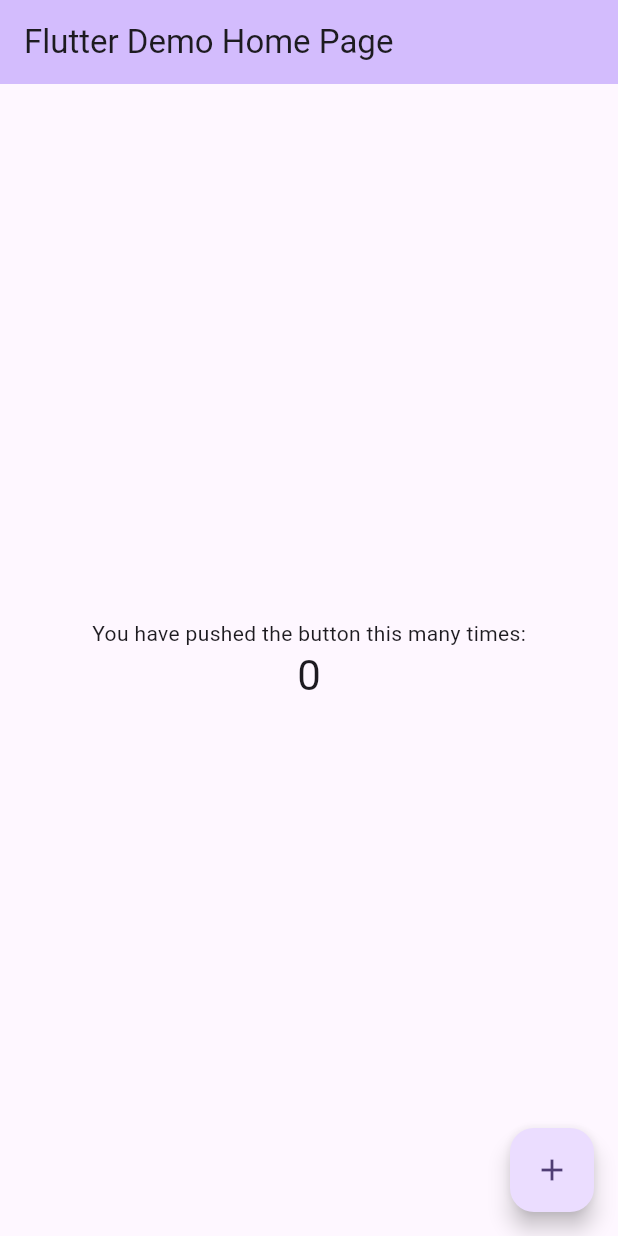
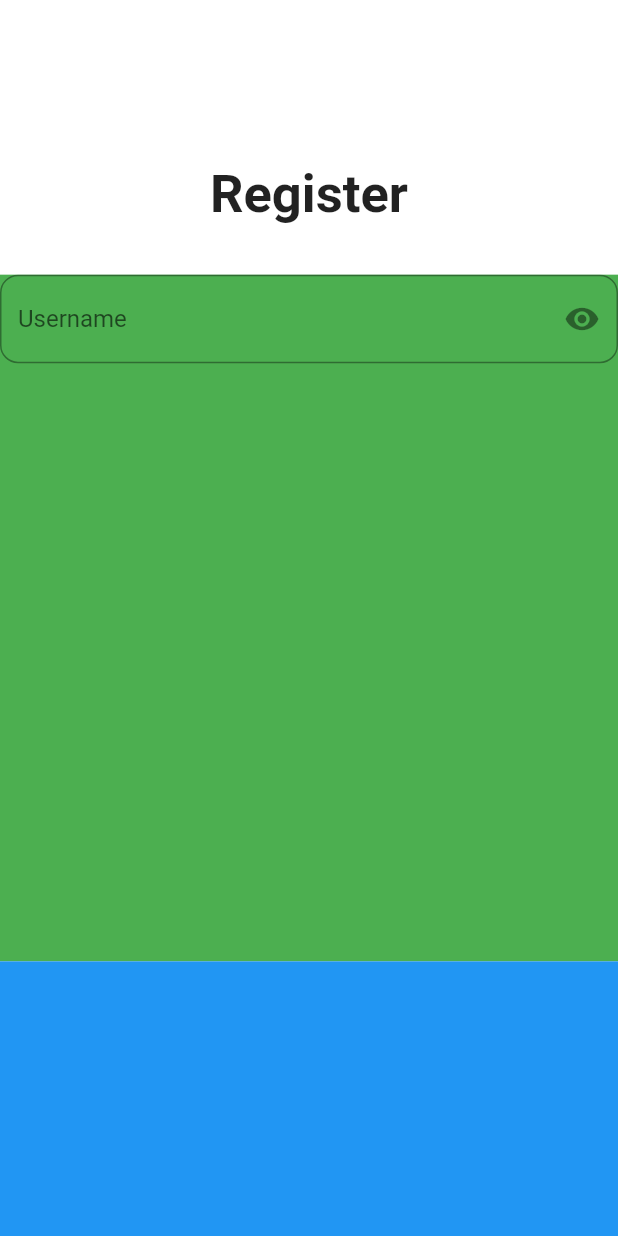
Before and after one commit to tinltgifhub/E-Commerce, a Flutter app: the screen it shows after launch, on a phone screen of 412 x 824 dp. Run offline on Flutter 3.47's test engine with Material 2 defaults, Android fonts, the phone set to English and light mode, and no system bars.

Commit message:
some first build

```diff
--- /dev/null
+++ b/lib/Screens/signup.dart
@@ -0,0 +1,71 @@
+import 'package:flutter/material.dart';
+
+class SignUp extends StatelessWidget {
+  const SignUp({Key? key});
+
+  @override
+  Widget build(BuildContext context) {
+    var scrwidth = MediaQuery.of(context).size.width;
+    var scrheight = MediaQuery.of(context).size.height;
+    return Scaffold(
+      body: GestureDetector(
+        onTap: (){
+          FocusScope.of(context).unfocus();
+        },
+        child: Column(
+          children: [
+            Expanded(
+              flex: 20,
+              child: Container(
+                // margin: EdgeInsets.symmetric(horizontal:scrwidth*0.03,vertical: scrheight*0.02),
+                alignment: Alignment.bottomCenter,
+                child: Container(
+                  // color: Colors.amber,
+                  margin: EdgeInsets.symmetric(vertical: scrheight*0.04),
+                  child: Text('Register',style: TextStyle(
+                    fontSize: 35,
+                    fontWeight: FontWeight.bold,
+                  ),),
+                ),
+                color: Colors.white,
+              ),
+            ),
+
+            Expanded(
+              flex: 50,
+              child: Container(
+                color: Colors.green,
+                // margin: EdgeInsets.symmetric(horizontal:scrwidth*0.03),
+                child: Column(
+                  children: [
+                    TextFormField(
+                      decoration: InputDecoration(
+                        hintText: "Username",
+                        suffixIcon:GestureDetector(
+                          onTap: (){
+                            FocusScope.of(context).unfocus();
+                          },
+                          child:Icon(Icons.visibility),
+                        ),
+                        border: OutlineInputBorder(
+                          borderRadius: BorderRadius.circular(12),
+                          borderSide: BorderSide(style: BorderStyle.solid,color: Colors.red),
+                        ),
+                      ),
+                    )
+                  ],
+                ),
+              ),
+            ),
+            Expanded(
+              flex: 20,
+              child: Container(
+                color: Colors.blue,
+              ),
+            ),
+          ],
+        ),
+      ),
+    );
+  }
+}
--- a/lib/main.dart
+++ b/lib/main.dart
@@ -1,125 +1,16 @@
+import 'package:ecommerce/Screens/signup.dart';
 import 'package:flutter/material.dart';
 
 void main() {
-  runApp(const MyApp());
+  runApp(MyApp());
 }
 
 class MyApp extends StatelessWidget {
-  const MyApp({super.key});
-
-  // This widget is the root of your application.
   @override
   Widget build(BuildContext context) {
     return MaterialApp(
-      title: 'Flutter Demo',
-      theme: ThemeData(
-        // This is the theme of your application.
-        //
-        // TRY THIS: Try running your application with "flutter run". You'll see
-        // the application has a blue toolbar. Then, without quitting the app,
-        // try changing the seedColor in the colorScheme below to Colors.green
-        // and then invoke "hot reload" (save your changes or press the "hot
-        // reload" button in a Flutter-supported IDE, or press "r" if you used
-        // the command line to start the app).
-        //
-        // Notice that the counter didn't reset back to zero; the application
-        // state is not lost during the reload. To reset the state, use hot
-        // restart instead.
-        //
-        // This works for code too, not just values: Most code changes can be
-        // tested with just a hot reload.
-        colorScheme: ColorScheme.fromSeed(seedColor: Colors.deepPurple),
-        useMaterial3: true,
-      ),
-      home: const MyHomePage(title: 'Flutter Demo Home Page'),
+      debugShowCheckedModeBanner: false,
+      home: SignUp(),
     );
   }
 }
-
-class MyHomePage extends StatefulWidget {
-  const MyHomePage({super.key, required this.title});
-
-  // This widget is the home page of your application. It is stateful, meaning
-  // that it has a State object (defined below) that contains fields that affect
-  // how it looks.
-
-  // This class is the configuration for the state. It holds the values (in this
-  // case the title) provided by the parent (in this case the App widget) and
-  // used by the build method of the State. Fields in a Widget subclass are
-  // always marked "final".
-
-  final String title;
-
-  @override
-  State<MyHomePage> createState() => _MyHomePageState();
-}
-
-class _MyHomePageState extends State<MyHomePage> {
-  int _counter = 0;
-
-  void _incrementCounter() {
-    setState(() {
-      // This call to setState tells the Flutter framework that something has
-      // changed in this State, which causes it to rerun the build method below
-      // so that the display can reflect the updated values. If we changed
-      // _counter without calling setState(), then the build method would not be
-      // called again, and so nothing would appear to happen.
-      _counter++;
-    });
-  }
-
-  @override
-  Widget build(BuildContext context) {
-    // This method is rerun every time setState is called, for instance as done
-    // by the _incrementCounter method above.
-    //
-    // The Flutter framework has been optimized to make rerunning build methods
-    // fast, so that you can just rebuild anything that needs updating rather
-    // than having to individually change instances of widgets.
-    return Scaffold(
-      appBar: AppBar(
-        // TRY THIS: Try changing the color here to a specific color (to
-        // Colors.amber, perhaps?) and trigger a hot reload to see the AppBar
-        // change color while the other colors stay the same.
-        backgroundColor: Theme.of(context).colorScheme.inversePrimary,
-        // Here we take the value from the MyHomePage object that was created by
-        // the App.build method, and use it to set our appbar title.
-        title: Text(widget.title),
-      ),
-      body: Center(
-        // Center is a layout widget. It takes a single child and positions it
-        // in the middle of the parent.
-        child: Column(
-          // Column is also a layout widget. It takes a list of children and
-          // arranges them vertically. By default, it sizes itself to fit its
-          // children horizontally, and tries to be as tall as its parent.
-          //
-          // Column has various properties to control how it sizes itself and
-          // how it positions its children. Here we use mainAxisAlignment to
-          // center the children vertically; the main axis here is the vertical
-          // axis because Columns are vertical (the cross axis would be
-          // horizontal).
-          //
-          // TRY THIS: Invoke "debug painting" (choose the "Toggle Debug Paint"
-          // action in the IDE, or press "p" in the console), to see the
-          // wireframe for each widget.
-          mainAxisAlignment: MainAxisAlignment.center,
-          children: <Widget>[
-            const Text(
-              'You have pushed the button this many times:',
-            ),
-            Text(
-              '$_counter',
-              style: Theme.of(context).textTheme.headlineMedium,
-            ),
-          ],
-        ),
-      ),
-      floatingActionButton: FloatingActionButton(
-        onPressed: _incrementCounter,
-        tooltip: 'Increment',
-        child: const Icon(Icons.add),
-      ), // This trailing comma makes auto-formatting nicer for build methods.
-    );
-  }
-}
```
